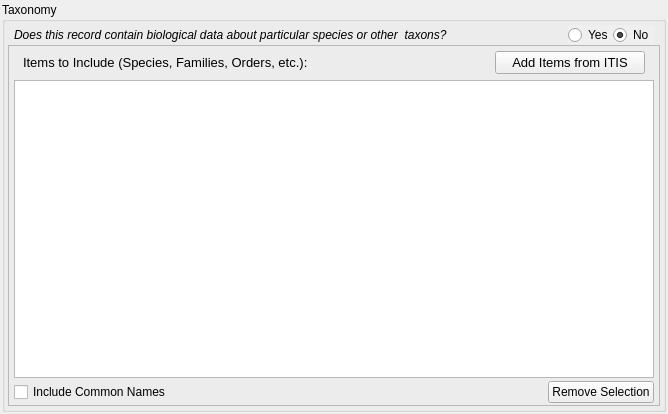
Above: pymdwizard/gui/ui_files/Taxonomy.ui from DOI-USGS/fort-pymdwizard before the change. Below: the same form after it.
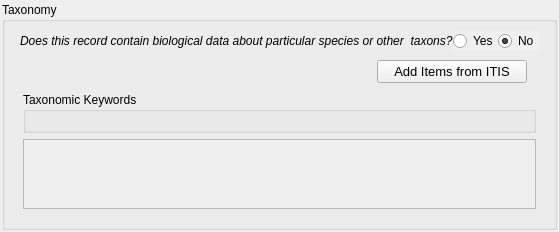
That is the form after the change.

The edit to the form file:
```diff
--- a/pymdwizard/gui/ui_files/Taxonomy.ui
+++ b/pymdwizard/gui/ui_files/Taxonomy.ui
@@ -6,10 +6,16 @@
    <rect>
     <x>0</x>
     <y>0</y>
-    <width>668</width>
-    <height>414</height>
+    <width>523</width>
+    <height>225</height>
    </rect>
   </property>
+  <property name="sizePolicy">
+   <sizepolicy hsizetype="Preferred" vsizetype="Preferred">
+    <horstretch>0</horstretch>
+    <verstretch>0</verstretch>
+   </sizepolicy>
+  </property>
   <property name="windowTitle">
    <string>Form</string>
   </property>
@@ -37,22 +43,16 @@
    </property>
    <item>
     <widget class="QGroupBox" name="fgdc_taxonomy">
+     <property name="sizePolicy">
+      <sizepolicy hsizetype="Preferred" vsizetype="Preferred">
+       <horstretch>0</horstretch>
+       <verstretch>0</verstretch>
+      </sizepolicy>
+     </property>
      <property name="title">
       <string>Taxonomy</string>
      </property>
-     <layout class="QVBoxLayout" name="verticalLayout_3">
-      <property name="leftMargin">
-       <number>3</number>
-      </property>
-      <property name="topMargin">
-       <number>3</number>
-      </property>
-      <property name="rightMargin">
-       <number>3</number>
-      </property>
-      <property name="bottomMargin">
-       <number>3</number>
-      </property>
+     <layout class="QVBoxLayout" name="verticalLayout">
       <item>
        <layout class="QVBoxLayout" name="main_layout">
         <property name="spacing">
@@ -127,46 +127,14 @@
          </layout>
         </item>
         <item>
-         <layout class="QHBoxLayout" name="horizontalLayout_2">
-          <property name="leftMargin">
-           <number>6</number>
+         <widget class="QWidget" name="widget_contents" native="true">
+          <property name="sizePolicy">
+           <sizepolicy hsizetype="Preferred" vsizetype="Preferred">
+            <horstretch>0</horstretch>
+            <verstretch>0</verstretch>
+           </sizepolicy>
           </property>
-         </layout>
-        </item>
-        <item>
-         <layout class="QHBoxLayout" name="horizontalLayout_3">
-          <property name="spacing">
-           <number>0</number>
-          </property>
-          <property name="leftMargin">
-           <number>6</number>
-          </property>
-         </layout>
-        </item>
-        <item>
-         <widget class="QFrame" name="frame_included_species">
-          <property name="frameShape">
-           <enum>QFrame::StyledPanel</enum>
-          </property>
-          <property name="frameShadow">
-           <enum>QFrame::Raised</enum>
-          </property>
-          <layout class="QVBoxLayout" name="verticalLayout">
-           <property name="spacing">
-            <number>3</number>
-           </property>
-           <property name="leftMargin">
-            <number>5</number>
-           </property>
-           <property name="topMargin">
-            <number>5</number>
-           </property>
-           <property name="rightMargin">
-            <number>5</number>
-           </property>
-           <property name="bottomMargin">
-            <number>2</number>
-           </property>
+          <layout class="QVBoxLayout" name="verticalLayout_3">
            <item>
             <layout class="QHBoxLayout" name="horizontalLayout_4">
              <property name="leftMargin">
@@ -178,28 +146,6 @@
              <property name="bottomMargin">
               <number>3</number>
              </property>
-             <item>
-              <widget class="QLabel" name="label_2">
-               <property name="font">
-                <font>
-                 <family>MS Shell Dlg 2</family>
-                 <pointsize>10</pointsize>
-                 <weight>50</weight>
-                 <italic>false</italic>
-                 <bold>false</bold>
-                </font>
-               </property>
-               <property name="toolTip">
-                <string>test docstring 2</string>
-               </property>
-               <property name="styleSheet">
-                <string notr="true"/>
-               </property>
-               <property name="text">
-                <string>Items to Include (Species, Families, Orders, etc.):</string>
-               </property>
-              </widget>
-             </item>
              <item>
               <spacer name="horizontalSpacer_3">
                <property name="orientation">
@@ -241,57 +187,58 @@
             </layout>
            </item>
            <item>
-            <widget class="QTableView" name="table_include">
-             <property name="alternatingRowColors">
-              <bool>true</bool>
+            <widget class="QGroupBox" name="keywtax_groupbox">
+             <property name="sizePolicy">
+              <sizepolicy hsizetype="Preferred" vsizetype="Preferred">
+               <horstretch>0</horstretch>
+               <verstretch>0</verstretch>
+              </sizepolicy>
              </property>
-             <property name="selectionMode">
-              <enum>QAbstractItemView::MultiSelection</enum>
+             <property name="title">
+              <string>Taxonomic Keywords</string>
              </property>
-             <property name="selectionBehavior">
-              <enum>QAbstractItemView::SelectRows</enum>
-             </property>
-             <property name="sortingEnabled">
-              <bool>true</bool>
-             </property>
-             <attribute name="verticalHeaderVisible">
-              <bool>false</bool>
-             </attribute>
+             <layout class="QVBoxLayout" name="verticalLayout_4">
+              <item>
+               <layout class="QVBoxLayout" name="kws_layout"/>
+              </item>
+             </layout>
             </widget>
            </item>
            <item>
-            <layout class="QHBoxLayout" name="horizontalLayout_7">
-             <item>
-              <widget class="QCheckBox" name="check_include_common">
-               <property name="text">
-                <string>Include Common Names</string>
-               </property>
-              </widget>
-             </item>
-             <item>
-              <spacer name="horizontalSpacer_6">
-               <property name="orientation">
-                <enum>Qt::Horizontal</enum>
-               </property>
-               <property name="sizeHint" stdset="0">
-                <size>
-                 <width>40</width>
-                 <height>20</height>
-                </size>
-               </property>
-              </spacer>
-             </item>
-             <item>
-              <widget class="QPushButton" name="btn_remove_selected">
-               <property name="toolTip">
-                <string>Remove selected items from list above</string>
-               </property>
-               <property name="text">
-                <string>Remove Selection</string>
-               </property>
-              </widget>
-             </item>
-            </layout>
+            <widget class="QScrollArea" name="taxoncl_scrollarea">
+             <property name="sizePolicy">
+              <sizepolicy hsizetype="Expanding" vsizetype="Preferred">
+               <horstretch>0</horstretch>
+               <verstretch>0</verstretch>
+              </sizepolicy>
+             </property>
+             <property name="minimumSize">
+              <size>
+               <width>0</width>
+               <height>0</height>
+              </size>
+             </property>
+             <property name="maximumSize">
+              <size>
+               <width>16777215</width>
+               <height>350</height>
+              </size>
+             </property>
+             <property name="widgetResizable">
+              <bool>true</bool>
+             </property>
+             <widget class="QWidget" name="taxoncl_contents">
+              <property name="geometry">
+               <rect>
+                <x>0</x>
+                <y>0</y>
+                <width>477</width>
+                <height>69</height>
+               </rect>
+              </property>
+              <layout class="QVBoxLayout" name="verticalLayout_5"/>
+             </widget>
+            </widget>
            </item>
           </layout>
          </widget>
```
